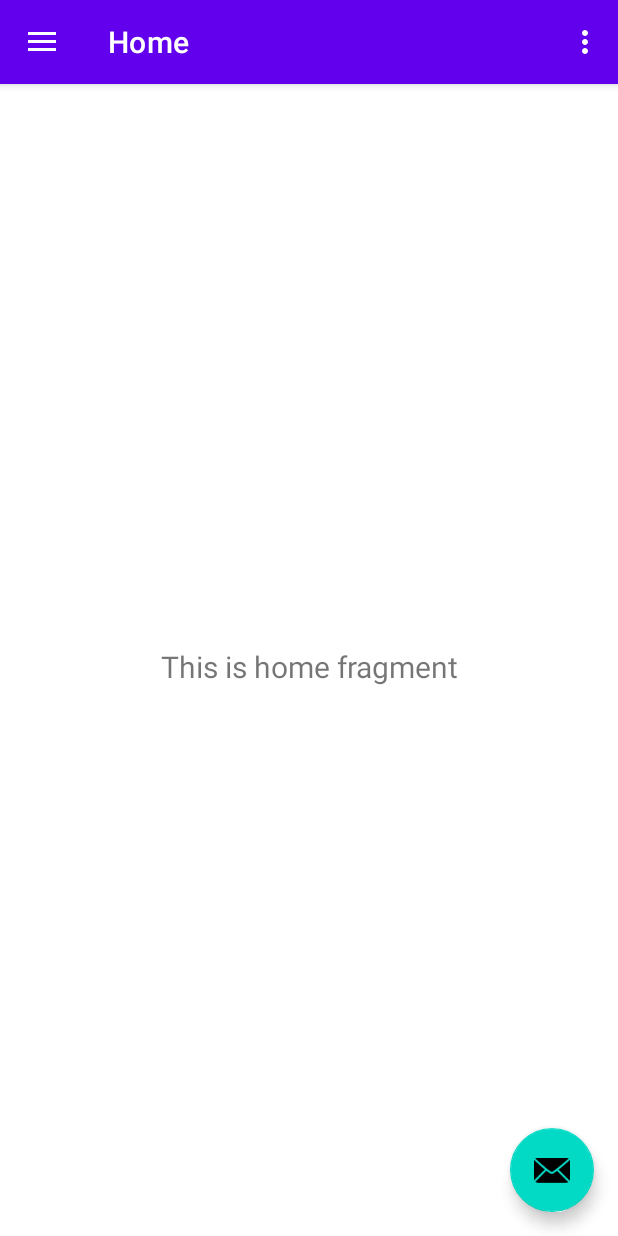
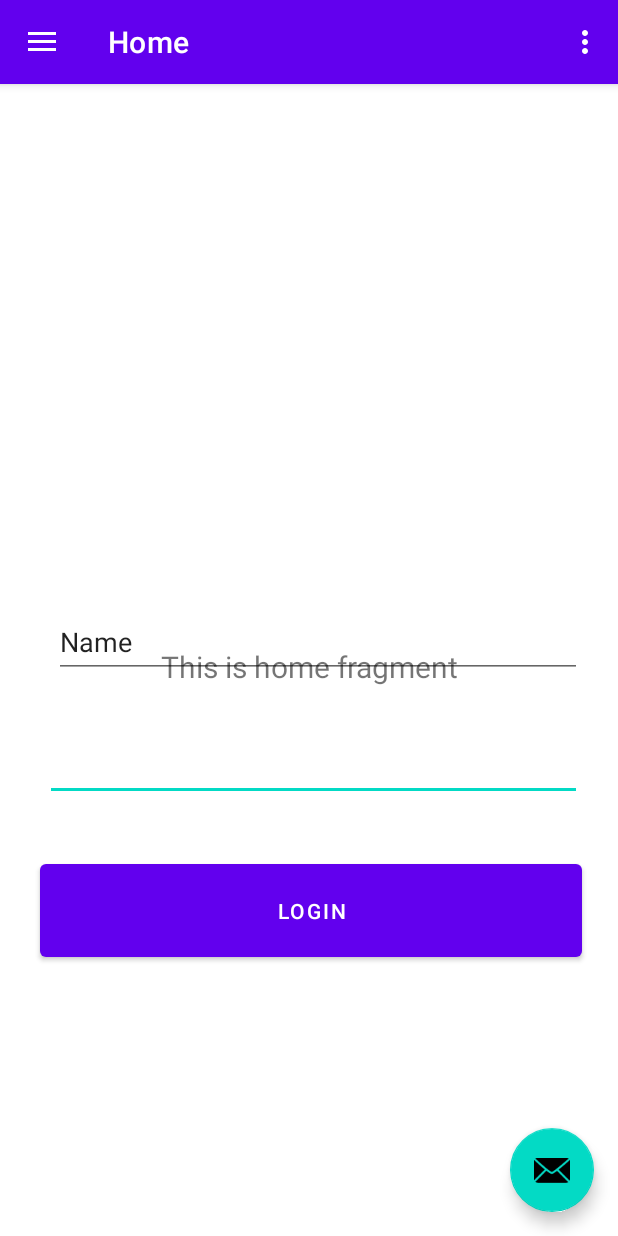
Before and after one commit to MaxTrautwein/HS-Esslingen-G3-WS2324-CommunityGroups, an Android app: the screen it shows after launch (MainActivity), on a phone screen of 412 x 824 dp. Run offline under Robolectric (Android 15) with nearby library versions, the phone set to English and light mode, and no system bars; our stand-ins replace navigation-ui.

Commit message:
Login is Done

```diff
--- a/app/build.gradle.kts
+++ b/app/build.gradle.kts
@@ -32,6 +32,11 @@ android {
 }
 
 dependencies {
+    implementation("com.squareup.retrofit2:retrofit:2.4.0")
+    implementation("com.squareup.retrofit2:converter-gson:2.4.0")
+
+
+
 
     implementation("androidx.appcompat:appcompat:1.6.1")
     implementation("com.google.android.material:material:1.8.0")
--- a/app/src/main/AndroidManifest.xml
+++ b/app/src/main/AndroidManifest.xml
@@ -2,7 +2,12 @@
 <manifest xmlns:android="http://schemas.android.com/apk/res/android"
     xmlns:tools="http://schemas.android.com/tools">
 
+    <uses-permission android:name="android.permission.INTERNET"/>   <!--added by Tobias-->
+
     <application
+        android:usesCleartextTraffic="true"
+
+
         android:allowBackup="true"
         android:dataExtractionRules="@xml/data_extraction_rules"
         android:fullBackupContent="@xml/backup_rules"
--- /dev/null
+++ b/app/src/main/java/com/dk4max/HS_Esslingen/communitygroups/GetDataService.java
@@ -0,0 +1,22 @@
+package com.dk4max.HS_Esslingen.communitygroups;
+
+import retrofit2.Call;
+import retrofit2.http.Field;
+import retrofit2.http.FormUrlEncoded;
+import retrofit2.http.POST;
+
+public interface GetDataService {
+
+    @FormUrlEncoded
+    @POST("https://keycloak.dk4max.com/realms/CommunityGroups/protocol/openid-connect/token")
+    Call<AccessToken> getAccessToken(
+        @Field("client_id") String client_id,
+        @Field("grant_type") String grant_typed,
+        @Field("client_secret") String client_secret,
+        @Field("scope") String scope,
+        @Field("username") String username,
+        @Field("password") String password
+        );
+
+
+}
--- a/app/src/main/java/com/dk4max/HS_Esslingen/communitygroups/MainActivity.java
+++ b/app/src/main/java/com/dk4max/HS_Esslingen/communitygroups/MainActivity.java
@@ -1,8 +1,13 @@
 package com.dk4max.HS_Esslingen.communitygroups;
 
+import android.content.Intent;
 import android.os.Bundle;
+
 import android.view.View;
 import android.view.Menu;
+import android.widget.Button;
+import android.widget.EditText;
+import android.widget.Toast;
 
 import com.google.android.material.snackbar.Snackbar;
 import com.google.android.material.navigation.NavigationView;
@@ -16,7 +21,19 @@ import androidx.appcompat.app.AppCompatActivity;
 
 import com.dk4max.HS_Esslingen.communitygroups.databinding.ActivityMainBinding;
 
+import retrofit2.Call;
+import retrofit2.Callback;
+import retrofit2.Response;
+
 public class MainActivity extends AppCompatActivity {
+
+    private EditText etPassword;
+    private EditText etUsername;
+    private Button btnLogin;
+
+
+
+
 
     private AppBarConfiguration mAppBarConfiguration;
     private ActivityMainBinding binding;
@@ -47,6 +64,19 @@ public class MainActivity extends AppCompatActivity {
         NavController navController = Navigation.findNavController(this, R.id.nav_host_fragment_content_main);
         NavigationUI.setupActionBarWithNavController(this, navController, mAppBarConfiguration);
         NavigationUI.setupWithNavController(navigationView, navController);
+
+
+
+        etPassword = findViewById(R.id.editTextTextPassword);
+        etUsername = findViewById(R.id.editTextText);
+        btnLogin = findViewById(R.id.button);
+
+        btnLogin.setOnClickListener(new View.OnClickListener() {
+            @Override
+            public void onClick(View view) {
+                getAccessToken();
+            }
+        });
     }
 
     @Override
@@ -62,4 +92,37 @@ public class MainActivity extends AppCompatActivity {
         return NavigationUI.navigateUp(navController, mAppBarConfiguration)
                 || super.onSupportNavigateUp();
     }
+
+
+
+    public void getAccessToken() {
+        GetDataService service = RetrofitClientInstance.getRetrofitInstance().create(GetDataService.class);
+
+        String password = etPassword.getText().toString();
+        String username = etUsername.getText().toString();
+        String client_secret = "Hier steht das client secret";
+
+        Call<AccessToken> call = service.getAccessToken("AppLogin", "password", client_secret, "openid", username, password);
+
+        call.enqueue(new Callback<AccessToken>() {
+            @Override
+            public void onResponse(Call<AccessToken> call, Response<AccessToken> response) {
+                if(response.isSuccessful()) {
+                    AccessToken accesToken = response.body();
+                    Intent intent = new Intent(MainActivity.this, MainActivity.class);
+                    MainActivity.this.startActivity(intent);
+                } else {
+                    Toast.makeText(MainActivity.this, "Errortest1243", Toast.LENGTH_LONG).show();
+                }
+            }
+
+            @Override
+            public void onFailure(Call<AccessToken> call, Throwable t) {
+                Toast.makeText(MainActivity.this, "Error45", Toast.LENGTH_SHORT).show();
+            }
+        });
+
+
+
+    }
 }
--- a/app/src/main/res/layout/content_main.xml
+++ b/app/src/main/res/layout/content_main.xml
@@ -13,8 +13,42 @@
         android:layout_width="match_parent"
         android:layout_height="match_parent"
         app:defaultNavHost="true"
+        app:layout_constraintHorizontal_bias="0.0"
         app:layout_constraintLeft_toLeftOf="parent"
         app:layout_constraintRight_toRightOf="parent"
         app:layout_constraintTop_toTopOf="parent"
         app:navGraph="@navigation/mobile_navigation" />
+
+    <Button
+        android:id="@+id/button"
+        android:layout_width="361dp"
+        android:layout_height="74dp"
+        android:layout_marginEnd="24dp"
+        android:layout_marginBottom="180dp"
+        android:text="Login"
+        app:layout_constraintBottom_toBottomOf="@+id/nav_host_fragment_content_main"
+        app:layout_constraintEnd_toEndOf="parent" />
+
+    <EditText
+        android:id="@+id/editTextTextPassword"
+        android:layout_width="358dp"
+        android:layout_height="46dp"
+        android:layout_marginEnd="24dp"
+        android:layout_marginBottom="36dp"
+        android:ems="10"
+        android:inputType="textPassword"
+        app:layout_constraintBottom_toTopOf="@+id/button"
+        app:layout_constraintEnd_toEndOf="parent" />
+
+    <EditText
+        android:id="@+id/editTextText"
+        android:layout_width="352dp"
+        android:layout_height="48dp"
+        android:layout_marginEnd="24dp"
+        android:layout_marginBottom="36dp"
+        android:ems="10"
+        android:inputType="text"
+        android:text="Name"
+        app:layout_constraintBottom_toTopOf="@+id/editTextTextPassword"
+        app:layout_constraintEnd_toEndOf="parent" />
 </androidx.constraintlayout.widget.ConstraintLayout>
```
Also changed, not shown: app/src/main/java/com/dk4max/HS_Esslingen/communitygroups/AccessToken.java (added, +29 -0 lines), app/src/main/java/com/dk4max/HS_Esslingen/communitygroups/RetrofitClientInstance.java (added, +15 -0 lines).
